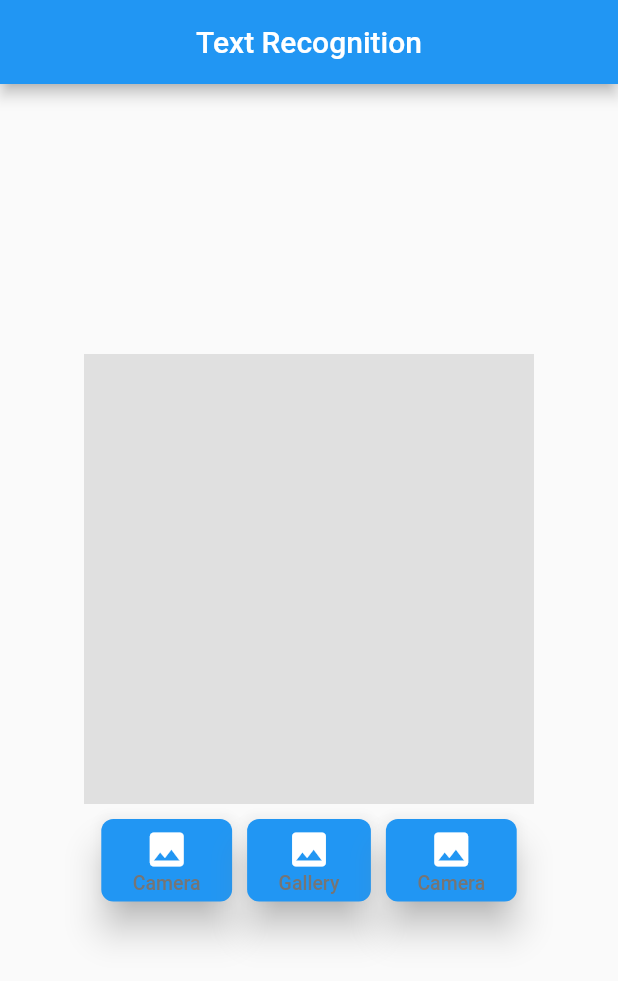
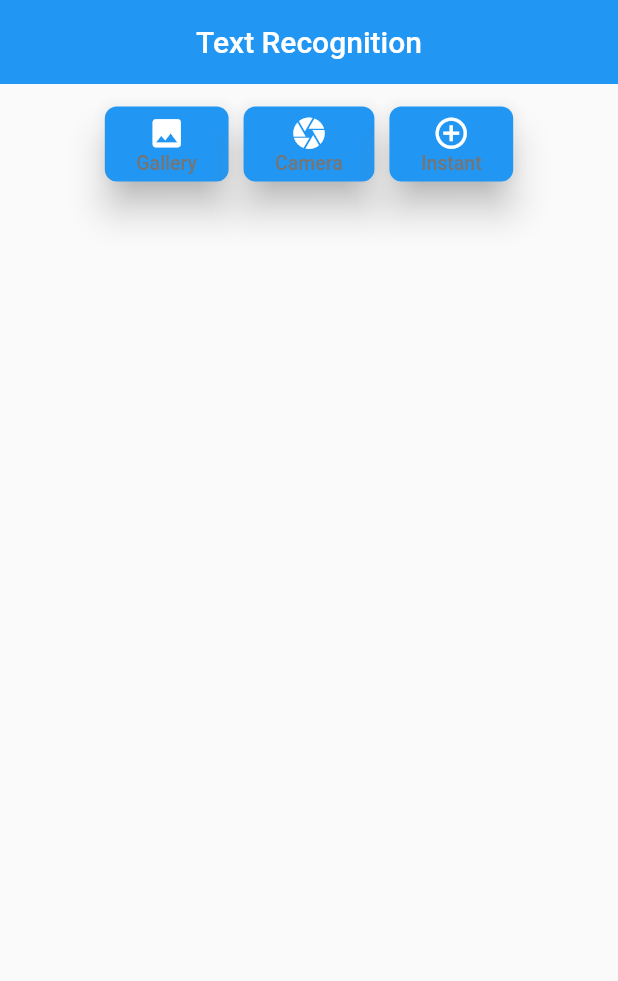
Before and after one commit to OmarFaruk-BD/ml_text_recognition, a Flutter app: the screen it shows after launch, on a phone screen of 412 x 824 dp. Shown: the top 981 px of the screen. Run offline on Flutter 3.47's test engine with Material 2 defaults, Android fonts, the phone set to English and light mode, and no system bars; our stand-ins replace camera, image_picker; missing offline and left inert: google_ml_kit.

Commit message:
Renove unused code

```diff
--- a/lib/main.dart
+++ b/lib/main.dart
@@ -11,7 +11,7 @@ class MyApp extends StatelessWidget {
   @override
   Widget build(BuildContext context) {
     return MaterialApp(
-      title: 'Flutter Demo',
+      debugShowCheckedModeBanner: false,
       theme: ThemeData(
         primarySwatch: Colors.blue,
       ),
@@ -19,14 +19,3 @@ class MyApp extends StatelessWidget {
     );
   }
 }
-
-class HomePage extends StatelessWidget {
-  const HomePage({super.key});
-
-  @override
-  Widget build(BuildContext context) {
-    return const Scaffold(
-      body: TextRecognitionPage(),
-    );
-  }
-}
--- a/lib/text_recognition.dart
+++ b/lib/text_recognition.dart
@@ -5,14 +5,14 @@ import 'package:image_picker/image_picker.dart';
 import 'package:text_recognition_ml/camera_page.dart';
 import 'package:text_recognition_ml/widgets/custom_button.dart';
 
-class TextRecognitionPage extends StatefulWidget {
-  const TextRecognitionPage({Key? key}) : super(key: key);
+class HomePage extends StatefulWidget {
+  const HomePage({Key? key}) : super(key: key);
 
   @override
-  State<TextRecognitionPage> createState() => _TextRecognitionPageState();
+  State<HomePage> createState() => _HomePageState();
 }
 
-class _TextRecognitionPageState extends State<TextRecognitionPage> {
+class _HomePageState extends State<HomePage> {
   bool textScanning = false;
   XFile? imageFile;
   String scannedText = '';
@@ -22,55 +22,23 @@ class _TextRecognitionPageState extends State<TextRecognitionPage> {
     return Scaffold(
       appBar: AppBar(
         centerTitle: true,
+        elevation: 0,
         title: const Text('Text Recognition'),
       ),
-      body: Center(
-        child: SingleChildScrollView(
+      body: SingleChildScrollView(
         child: Container(
-            margin: const EdgeInsets.all(20),
+          margin: const EdgeInsets.all(5),
           child: Column(
             crossAxisAlignment: CrossAxisAlignment.center,
             children: [
+              _buildButton(context),
+              const SizedBox(height: 20),
+              if (imageFile != null)
+                SizedBox(
+                  height: MediaQuery.of(context).size.height * 0.5,
+                  child: Image.file(File(imageFile!.path)),
+                ),
               if (textScanning) const CircularProgressIndicator(),
-                if (!textScanning && imageFile == null)
-                  Container(
-                    width: 300,
-                    height: 300,
-                    color: Colors.grey[300]!,
-                  ),
-                if (imageFile != null) Image.file(File(imageFile!.path)),
-                Row(
-                  mainAxisAlignment: MainAxisAlignment.center,
-                  children: [
-                    CustomButton(
-                      name: 'Camera',
-                      icon: Icons.camera,
-                      onTap: () {
-                        getImage(ImageSource.camera);
-                      },
-                    ),
-                    CustomButton(
-                      name: 'Gallery',
-                      icon: Icons.camera,
-                      onTap: () {
-                        getImage(ImageSource.gallery);
-                      },
-                    ),
-                    CustomButton(
-                      name: 'Camera',
-                      icon: Icons.camera,
-                      onTap: () {
-                        Navigator.push(
-                          context,
-                          MaterialPageRoute(
-                            builder: (BuildContext context) =>
-                                const CameraPage(),
-                          ),
-                        );
-                      },
-                    ),
-                  ],
-                ),
               const SizedBox(
                 height: 20,
               ),
@@ -82,7 +50,40 @@ class _TextRecognitionPageState extends State<TextRecognitionPage> {
           ),
         ),
       ),
+    );
+  }
+
+  Row _buildButton(BuildContext context) {
+    return Row(
+      mainAxisAlignment: MainAxisAlignment.center,
+      children: [
+        CustomButton(
+          name: 'Gallery',
+          icon: Icons.photo,
+          onTap: () {
+            getImage(ImageSource.gallery);
+          },
         ),
+        CustomButton(
+          name: 'Camera',
+          icon: Icons.camera,
+          onTap: () {
+            getImage(ImageSource.camera);
+          },
+        ),
+        CustomButton(
+          name: 'Instant',
+          icon: Icons.control_point,
+          onTap: () {
+            Navigator.push(
+              context,
+              MaterialPageRoute(
+                builder: (BuildContext context) => const CameraPage(),
+              ),
+            );
+          },
+        ),
+      ],
     );
   }
 
@@ -92,15 +93,14 @@ class _TextRecognitionPageState extends State<TextRecognitionPage> {
       if (pickedImage != null) {
         textScanning = true;
         imageFile = pickedImage;
-        setState(() {});
         getRecognisedText(pickedImage);
       }
     } catch (e) {
       textScanning = false;
       imageFile = null;
       scannedText = "Error occured while scanning";
+    }
     setState(() {});
-    }
   }
 
   void getRecognisedText(XFile image) async {
--- a/lib/widgets/custom_button.dart
+++ b/lib/widgets/custom_button.dart
@@ -30,9 +30,9 @@ class CustomButton extends StatelessWidget {
           child: Column(
             mainAxisSize: MainAxisSize.min,
             children: [
-              const Icon(
-                Icons.image,
-                size: 30,
+              Icon(
+                icon,
+                size: 25,
               ),
               Text(
                 name,
```
Lines whose indentation alone changed are shown as unchanged.
